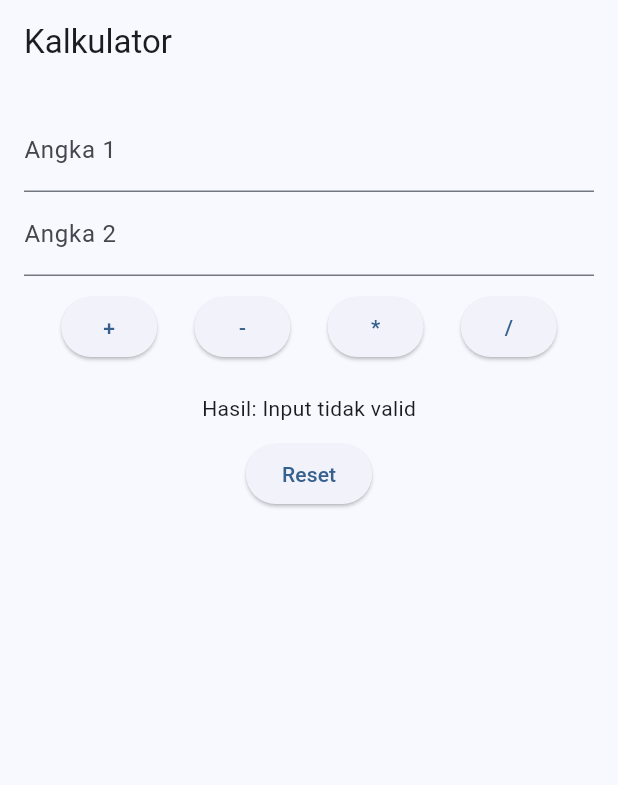
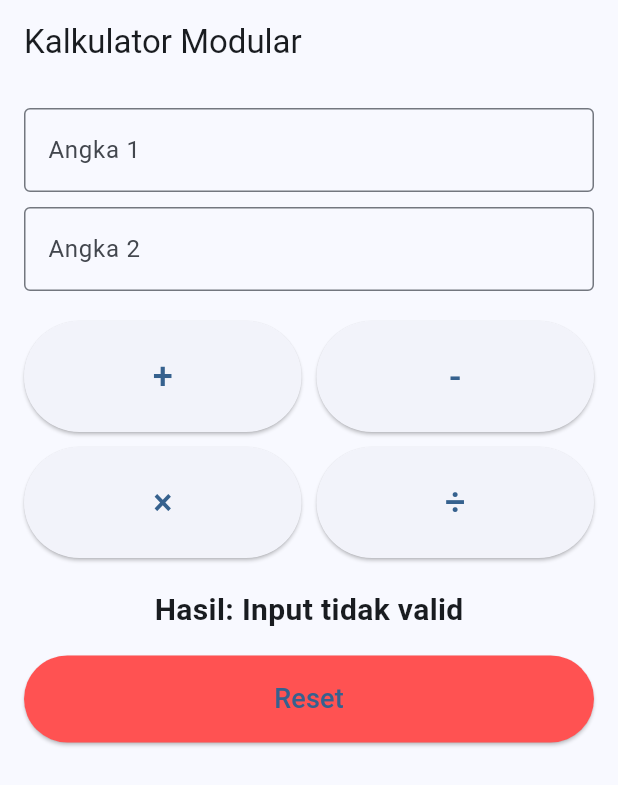
Before and after one commit to Millianmp/tugas1_flutter_11pplg1_21, a Flutter app: the KalkulatorPage screen opened directly, after a tap on an icon or button, on a phone screen of 412 x 824 dp. Shown: the top 785 px of the screen. Run offline on Flutter 3.47's test engine with Material 3 defaults, Android fonts, the phone set to English and light mode, and no system bars; our stand-ins replace get.

```diff
--- a/lib/kalkulator_page.dart
+++ /dev/null
@@ -1,100 +0,0 @@
-import 'package:flutter/material.dart';
-
-class KalkulatorPage extends StatefulWidget {
-  const KalkulatorPage({super.key});
-
-  @override
-  State<KalkulatorPage> createState() => _KalkulatorPageState();
-}
-
-class _KalkulatorPageState extends State<KalkulatorPage> {
-  final TextEditingController angka1Controller = TextEditingController();
-  final TextEditingController angka2Controller = TextEditingController();
-  String hasil = '';
-
-  void hitung(String operator) {
-    final num1 = double.tryParse(angka1Controller.text);
-    final num2 = double.tryParse(angka2Controller.text);
-
-    if (num1 == null || num2 == null) {
-      setState(() {
-        hasil = 'Input tidak valid';
-      });
-      return;
-    }
-
-    double res;
-    switch (operator) {
-      case '+':
-        res = num1 + num2;
-        break;
-      case '-':
-        res = num1 - num2;
-        break;
-      case '*':
-        res = num1 * num2;
-        break;
-      case '/':
-        if (num2 == 0) {
-          setState(() {
-            hasil = 'Tidak bisa bagi 0';
-          });
-          return;
-        }
-        res = num1 / num2;
-        break;
-      default:
-        return;
-    }
-
-    setState(() {
-      hasil = res.toString();
-    });
-  }
-
-  void reset() {
-    angka1Controller.clear();
-    angka2Controller.clear();
-    setState(() {
-      hasil = '';
-    });
-  }
-
-  @override
-  Widget build(BuildContext context) {
-    return Scaffold(
-      appBar: AppBar(title: Text('Kalkulator')),
-      body: Padding(
-        padding: EdgeInsets.all(16),
-        child: Column(
-          children: [
-            TextField(
-              controller: angka1Controller,
-              keyboardType: TextInputType.number,
-              decoration: InputDecoration(labelText: 'Angka 1'),
-            ),
-            TextField(
-              controller: angka2Controller,
-              keyboardType: TextInputType.number,
-              decoration: InputDecoration(labelText: 'Angka 2'),
-            ),
-            SizedBox(height: 10),
-            Row(
-              mainAxisAlignment: MainAxisAlignment.spaceEvenly,
-              children: [
-                ElevatedButton(onPressed: () => hitung('+'), child: Text('+')),
-                ElevatedButton(onPressed: () => hitung('-'), child: Text('-')),
-                ElevatedButton(onPressed: () => hitung('*'), child: Text('*')),
-                ElevatedButton(onPressed: () => hitung('/'), child: Text('/')),
-              ],
-            ),
-            SizedBox(height: 20),
-            Text('Hasil: $hasil'),
-            SizedBox(height: 10),
-            ElevatedButton(onPressed: reset, child: Text('Reset')),
-          ],
-        ),
-      ),
-    );
-  }
-}
--- a/lib/login_page.dart
+++ b/lib/login_page.dart
@@ -1,5 +1,5 @@
 import 'package:flutter/material.dart';
-import 'package:project1/kalkulator_page.dart';
+import 'package:project1/page/kalkulator_page.dart'; // Pastikan sesuai struktur folder
 import 'package:project1/register_page.dart';
 import 'package:project1/widgets/widget_button.dart';
 import 'package:project1/widgets/widget_textfield.dart';
@@ -24,7 +24,7 @@ class _LoginPageState extends State<LoginPage> {
     if (username == 'admin' && password == '12345') {
       Navigator.pushReplacement(
         context,
-        MaterialPageRoute(builder: (_) => const KalkulatorPage()),
+        MaterialPageRoute(builder: (_) => KalkulatorPage()),
       );
     } else {
       setState(() {
--- a/lib/main.dart
+++ b/lib/main.dart
@@ -1,4 +1,5 @@
 import 'package:flutter/material.dart';
+import 'package:get/get.dart';
 import 'login_page.dart';
 
 void main() {
@@ -10,7 +11,7 @@ class MyApp extends StatelessWidget {
 
   @override
   Widget build(BuildContext context) {
-    return MaterialApp(
+    return GetMaterialApp(
       debugShowCheckedModeBanner: false,
       title: 'Kalkulator App',
       theme: ThemeData(useMaterial3: true, colorSchemeSeed: Colors.blue),
--- /dev/null
+++ b/lib/page/kalkulator_page.dart
@@ -0,0 +1,75 @@
+import 'package:flutter/material.dart';
+import 'package:project1/widgets/widget_button_kalkulator.dart';
+
+class KalkulatorPage extends StatefulWidget {
+  const KalkulatorPage({super.key});
+
+  @override
+  State<KalkulatorPage> createState() => _KalkulatorPageState();
+}
+
+class _KalkulatorPageState extends State<KalkulatorPage> {
+  final TextEditingController angka1Controller = TextEditingController();
+  final TextEditingController angka2Controller = TextEditingController();
+  String hasil = '';
+
+  void hitung(String operator) {
+    final num1 = double.tryParse(angka1Controller.text);
+    final num2 = double.tryParse(angka2Controller.text);
+
+    if (num1 == null || num2 == null) {
+      setState(() => hasil = 'Input tidak valid');
+      return;
+    }
+
+    double res;
+    switch (operator) {
+      case '+':
+        res = num1 + num2;
+        break;
+      case '-':
+        res = num1 - num2;
+        break;
+      case '*':
+        res = num1 * num2;
+        break;
+      case '/':
+        if (num2 == 0) {
+          setState(() => hasil = 'Tidak bisa bagi 0');
+          return;
+        }
+        res = num1 / num2;
+        break;
+      default:
+        return;
+    }
+
+    setState(() => hasil = res.toString());
+  }
+
+  void reset() {
+    angka1Controller.clear();
+    angka2Controller.clear();
+    setState(() => hasil = '');
+  }
+
+  @override
+  Widget build(BuildContext context) {
+    return Scaffold(
+      appBar: AppBar(title: const Text('Kalkulator Modular')),
+      body: Padding(
+        padding: const EdgeInsets.all(16),
+        child: WidgetButtonKalkulator(
+          angka1Controller: angka1Controller,
+          angka2Controller: angka2Controller,
+          hasil: hasil,
+          onTambah: () => hitung('+'),
+          onKurang: () => hitung('-'),
+          onKali: () => hitung('*'),
+          onBagi: () => hitung('/'),
+          onReset: reset,
+        ),
+      ),
+    );
+  }
+}
--- a/lib/widgets/widget_button.dart
+++ b/lib/widgets/widget_button.dart
@@ -1,5 +1,3 @@
-// widgets/widget_button.dart
-
 import 'package:flutter/material.dart';
 
 class CustomButton extends StatelessWidget {
--- /dev/null
+++ b/lib/widgets/widget_button_kalkulator.dart
@@ -0,0 +1,92 @@
+import 'package:flutter/material.dart';
+
+class WidgetButtonKalkulator extends StatelessWidget {
+  final TextEditingController angka1Controller;
+  final TextEditingController angka2Controller;
+  final String hasil;
+
+  final VoidCallback onTambah;
+  final VoidCallback onKurang;
+  final VoidCallback onKali;
+  final VoidCallback onBagi;
+  final VoidCallback onReset;
+
+  const WidgetButtonKalkulator({
+    super.key,
+    required this.angka1Controller,
+    required this.angka2Controller,
+    required this.hasil,
+    required this.onTambah,
+    required this.onKurang,
+    required this.onKali,
+    required this.onBagi,
+    required this.onReset,
+  });
+
+  @override
+  Widget build(BuildContext context) {
+    return Column(
+      children: [
+        // Input 1
+        TextField(
+          controller: angka1Controller,
+          keyboardType: TextInputType.number,
+          decoration: const InputDecoration(
+            labelText: 'Angka 1',
+            border: OutlineInputBorder(),
+          ),
+        ),
+        const SizedBox(height: 10),
+
+        // Input 2
+        TextField(
+          controller: angka2Controller,
+          keyboardType: TextInputType.number,
+          decoration: const InputDecoration(
+            labelText: 'Angka 2',
+            border: OutlineInputBorder(),
+          ),
+        ),
+        const SizedBox(height: 20),
+
+        // Tombol kalkulator (2x2 grid)
+        GridView.count(
+          crossAxisCount: 2,
+          shrinkWrap: true,
+          crossAxisSpacing: 10,
+          mainAxisSpacing: 10,
+          childAspectRatio: 2.5,
+          physics: const NeverScrollableScrollPhysics(),
+          children: [
+            ElevatedButton(onPressed: onTambah, child: const Text('+', style: TextStyle(fontSize: 24))),
+            ElevatedButton(onPressed: onKurang, child: const Text('-', style: TextStyle(fontSize: 24))),
+            ElevatedButton(onPressed: onKali, child: const Text('×', style: TextStyle(fontSize: 24))),
+            ElevatedButton(onPressed: onBagi, child: const Text('÷', style: TextStyle(fontSize: 24))),
+          ],
+        ),
+
+        const SizedBox(height: 20),
+
+        // Hasil
+        Text(
+          'Hasil: $hasil',
+          style: const TextStyle(fontSize: 20, fontWeight: FontWeight.bold),
+        ),
+        const SizedBox(height: 16),
+
+        // Tombol Reset
+        SizedBox(
+          width: double.infinity,
+          child: ElevatedButton(
+            onPressed: onReset,
+            style: ElevatedButton.styleFrom(
+              backgroundColor: Colors.redAccent,
+              padding: const EdgeInsets.symmetric(vertical: 16),
+            ),
+            child: const Text('Reset', style: TextStyle(fontSize: 18)),
+          ),
+        ),
+      ],
+    );
+  }
+}
--- a/pubspec.yaml
+++ b/pubspec.yaml
@@ -34,6 +34,7 @@ dependencies:
   # The following adds the Cupertino Icons font to your application.
   # Use with the CupertinoIcons class for iOS style icons.
   cupertino_icons: ^1.0.8
+  get: ^4.7.2
 
 dev_dependencies:
   flutter_test:
```
Also changed, not shown: pubspec.lock.
